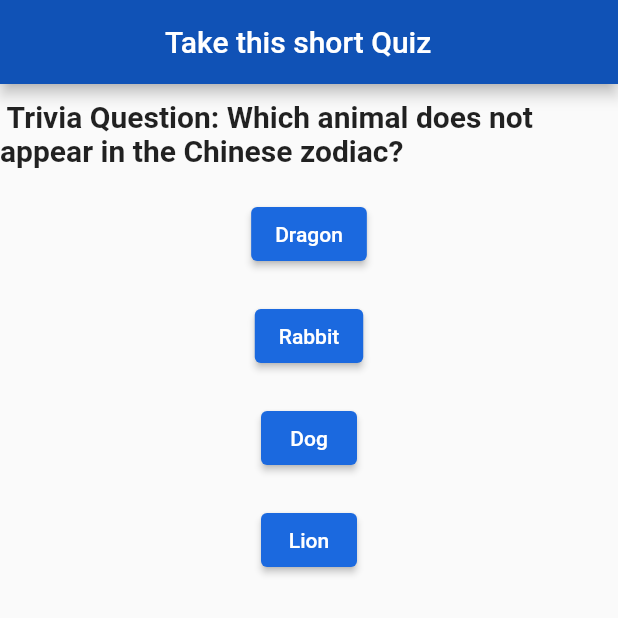
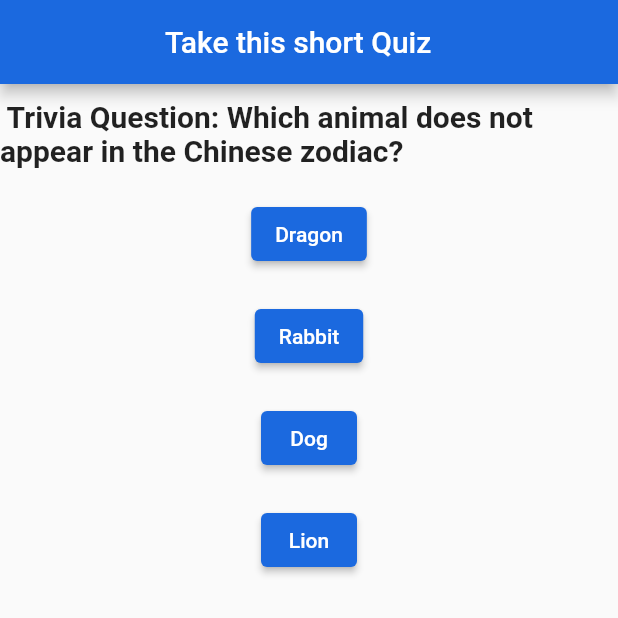
Before and after one commit to SCCapstone/Downpour, a Flutter app: the screen it shows after launch, on a phone screen of 412 x 824 dp, the top half of it. Run offline on Flutter 3.47's test engine with Material 2 defaults, Android fonts, the light colour scheme and no system bars.

Commit message:
button color

```diff
--- a/app/lib/main.dart
+++ b/app/lib/main.dart
@@ -3,6 +3,7 @@
 // found in the LICENSE file.
 
 import 'package:flutter/material.dart';
+import 'package:app/theme/style.dart';
 
 void main() {
   runApp(const MyApp());
@@ -10,7 +11,7 @@ void main() {
 
 class MyApp extends StatelessWidget {
   const MyApp({super.key});
-  static const Color background = Color.fromARGB(255, 16, 82, 182);
+  static const Color background = colorCodeButton;
   @override
   Widget build(BuildContext context) {
     return MaterialApp(
@@ -28,7 +29,7 @@ class MyApp extends StatelessWidget {
 
 class Quiz extends StatelessWidget {
   const Quiz({super.key});
-  static const Color button = Color.fromARGB(255, 27, 105, 223);
+  static const Color button = colorCodeButton;
   @override
   Widget build(BuildContext context) {
     return Column(
```
